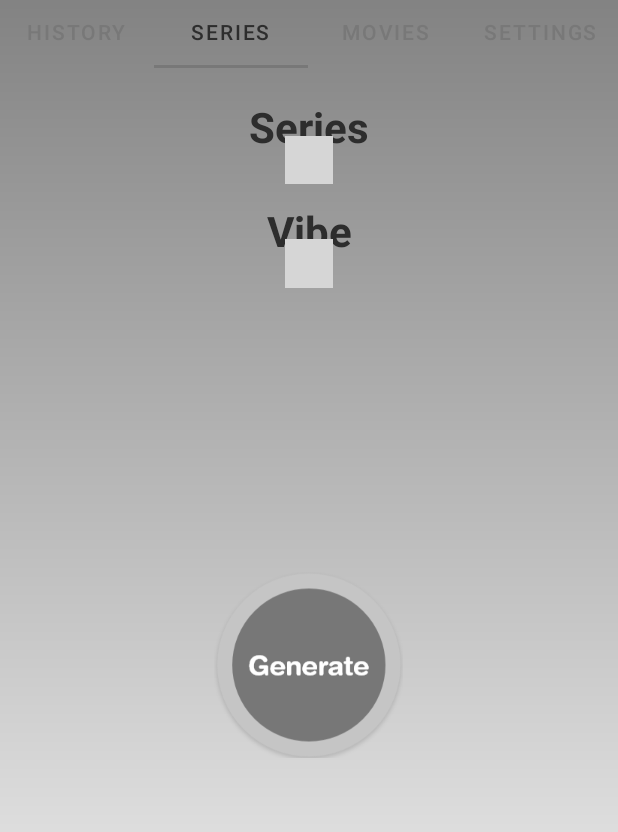
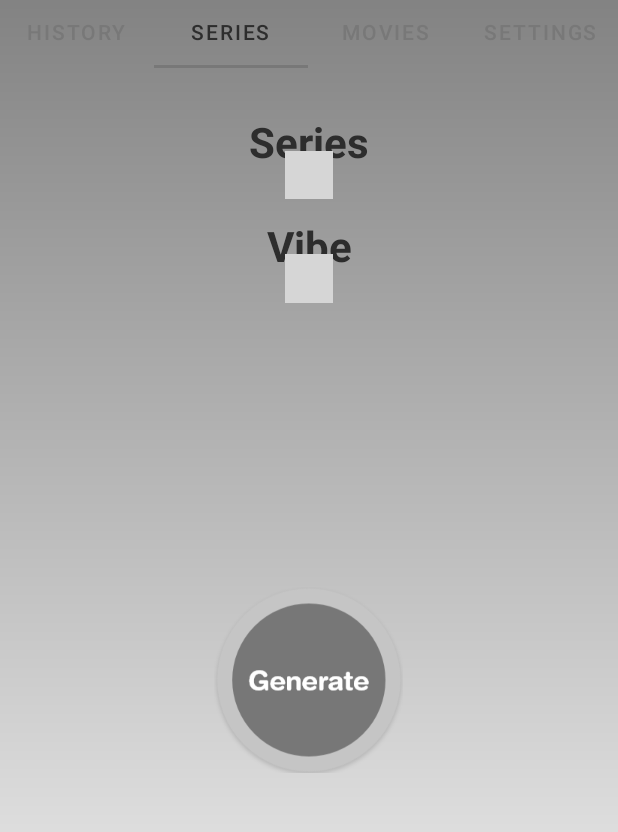
Before and after one commit to OfekHarel/Random-Play, an Android app: the screen it shows after launch (MainActivity), on a phone screen of 412 x 824 dp, the part 96-928 px from its top. Run offline under Robolectric (Android 15) with nearby library versions, the phone set to English and light mode, and no system bars; libraries missing offline, so code that uses them is left out: com.shawnlin.numberpicker; plain views replace NumberPicker; 13 statements that could not run were skipped; grey boxes are pictures that could not be loaded.

Commit message:
Code reoreder
Signed-off-by: Ofek Harel <ofekizh@gmail.com>

```diff
--- a/app/build.gradle
+++ b/app/build.gradle
@@ -31,7 +31,7 @@ android {
 dependencies {
     implementation 'androidx.appcompat:appcompat:1.3.1'
     implementation 'com.google.android.material:material:1.4.0'
-    implementation 'androidx.constraintlayout:constraintlayout:2.1.0'
+    implementation 'androidx.constraintlayout:constraintlayout:2.1.1'
     implementation 'androidx.legacy:legacy-support-v4:1.0.0'
     testImplementation 'junit:junit:4.13.2'
     androidTestImplementation 'androidx.test.ext:junit:1.1.3'
--- a/app/src/main/java/com/horizon/randomplay/Activities/MainActivity.java
+++ b/app/src/main/java/com/horizon/randomplay/Activities/MainActivity.java
@@ -39,10 +39,9 @@ public class MainActivity extends BaseActivity {
         this.fragmentAdapter = new FragmentAdapter(fm, getLifecycle());
         this.pager2.setAdapter(this.fragmentAdapter);
 
-        this.tabLayout.addTab(this.tabLayout.newTab().setText(this.fragmentAdapter.getPageTitle(FragmentAdapter.Tabs.HISTORY.getTabNum())));
-        this.tabLayout.addTab(this.tabLayout.newTab().setText(this.fragmentAdapter.getPageTitle(FragmentAdapter.Tabs.SERIES.getTabNum())));
-        this.tabLayout.addTab(this.tabLayout.newTab().setText(this.fragmentAdapter.getPageTitle(FragmentAdapter.Tabs.MOVIE.getTabNum())));
-        this.tabLayout.addTab(this.tabLayout.newTab().setText(this.fragmentAdapter.getPageTitle(FragmentAdapter.Tabs.SETTINGS.getTabNum())));
+        for(FragmentAdapter.Tabs t: FragmentAdapter.Tabs.values()) {
+            this.tabLayout.addTab(this.tabLayout.newTab().setText(this.fragmentAdapter.getPageTitle(t.getTabNum())));
+        }
         this.tabLayout.setTabGravity(TabLayout.GRAVITY_FILL);
 
         FragmentAdapter.Tabs selectedTab = Vars.currentTab;
@@ -82,21 +81,25 @@ public class MainActivity extends BaseActivity {
             }
         });
 
+        firstRun();
+    }
+
+    private void moveTo(FragmentAdapter.Tabs tab) {
+        pager2.setCurrentItem(tab.getTabNum());
+        tabLayout.selectTab(tabLayout.getTabAt(tab.getTabNum()));
+    }
+
+    private void firstRun() {
         if (SharedData.getInstance().isFirstRunAfterInstall(this) || Vars.DEBUG) {
-            setPopWin(cont, "Welcome!", "This is Random Play, the place where you can be as indecisive as it gets.\n" +
-                                                "Here you can randomize episodes and movies from a large verity of content.\n" +
-                                                "It's linked to Netflix so yeah\n" +
-                                                "Go get some Netflix & Chill!",
+            setPopWin(this, "Welcome!", "This is Random Play, the place where you can be as indecisive as it gets.\n" +
+                            "Here you can randomize episodes and movies from a large verity of content.\n" +
+                            "It's linked to Netflix so yeah\n" +
+                            "Go get some Netflix & Chill!",
                     "Learn More", "Cool", (dialog, which) -> {
                         Vars.infoFlag = true;
                         moveTo(FragmentAdapter.Tabs.SETTINGS);
                     });
         }
-    }
-
-    private void moveTo(FragmentAdapter.Tabs tab) {
-        pager2.setCurrentItem(tab.getTabNum());
-        tabLayout.selectTab(tabLayout.getTabAt(tab.getTabNum()));
     }
 
     @Override
--- a/app/src/main/java/com/horizon/randomplay/Activities/base/BaseActivity.java
+++ b/app/src/main/java/com/horizon/randomplay/Activities/base/BaseActivity.java
@@ -79,10 +79,9 @@ public class BaseActivity extends AppCompatActivity {
      * @param msg              - the pop up window description
      * @param positiveBtn      - positive option string
      * @param positiveListener - what will happen when pressing positive.
-     * @return the popup win object
      */
-    protected AlertDialog setPopWin(Context context, String title, String msg, String positiveBtn, String falseBtn,
-                                    DialogInterface.OnClickListener positiveListener) {
+    protected void setPopWin(Context context, String title, String msg, String positiveBtn, String falseBtn,
+                             DialogInterface.OnClickListener positiveListener) {
 
         AlertDialog dialog = new AlertDialog.Builder(context, android.R.style.Theme_Material_Dialog_Alert).create();
         dialog.setTitle(title);
@@ -93,6 +92,5 @@ public class BaseActivity extends AppCompatActivity {
         dialog.getButton(AlertDialog.BUTTON_POSITIVE).setTextColor(getResources().getColor(R.color.white));
         dialog.getButton(AlertDialog.BUTTON_NEUTRAL).setTextColor(getResources().getColor(R.color.white));
 
-        return dialog;
     }
 }
--- a/app/src/main/res/layout/activity_main.xml
+++ b/app/src/main/res/layout/activity_main.xml
@@ -33,7 +33,7 @@
         android:layout_width="match_parent"
         android:layout_height="match_parent"
         android:layout_below="@+id/tab_layout"
-        android:translationY="-50dp"
+        android:translationY="-40dp"
         android:id="@+id/view_pager"/>
 
 </RelativeLayout>
--- a/app/src/main/res/layout/fragment_history.xml
+++ b/app/src/main/res/layout/fragment_history.xml
@@ -4,7 +4,7 @@
     android:layout_width="match_parent"
     android:layout_height="match_parent"
     android:paddingHorizontal="20dp"
-    android:translationY="-7dp"
+    android:translationY="-4dp"
     tools:context=".Activities.history.HistoryFragment">
 
     <ListView
```
